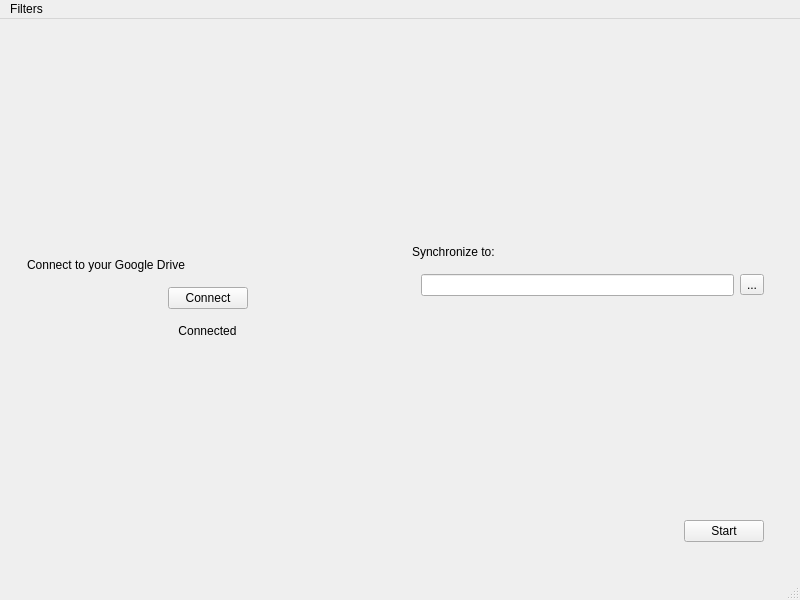
First picture: the form in mainwindow.ui, repository frederikvannoote/gsync, before the edit.
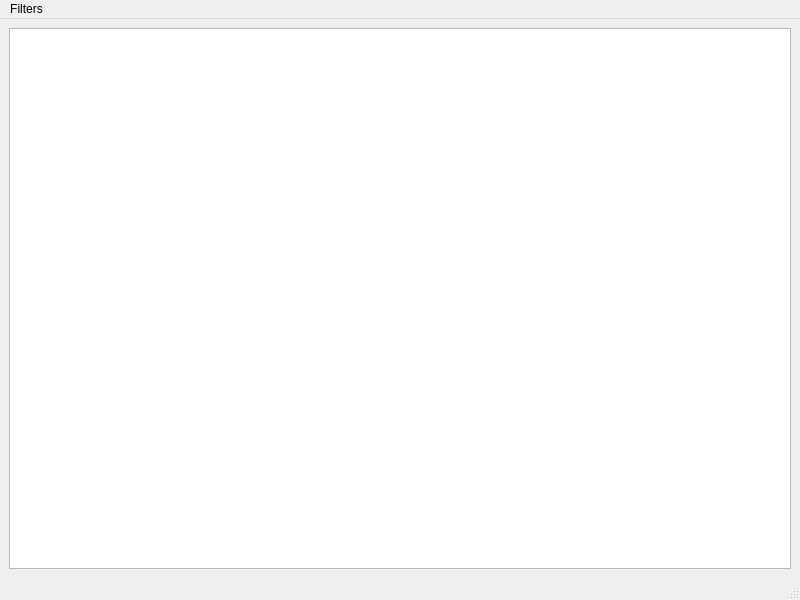
Second picture: the form after the edit. The open tabs and pages were chosen to show the change. Icons and pictures are not drawn.

Commit message: Rework UI to avoid the stacked widget.

The edit to the form file:
```diff
--- a/mainwindow.ui
+++ b/mainwindow.ui
@@ -16,328 +16,7 @@
   <widget class="QWidget" name="centralwidget">
    <layout class="QVBoxLayout" name="verticalLayout">
     <item>
-     <widget class="QStackedWidget" name="stackedWidget">
-      <property name="currentIndex">
-       <number>2</number>
-      </property>
-      <widget class="QWidget" name="config">
-       <layout class="QHBoxLayout" name="horizontalLayout_4">
-        <item>
-         <widget class="QWidget" name="widget_5" native="true">
-          <layout class="QVBoxLayout" name="verticalLayout_3">
-           <item>
-            <spacer name="verticalSpacer">
-             <property name="orientation">
-              <enum>Qt::Orientation::Vertical</enum>
-             </property>
-             <property name="sizeHint" stdset="0">
-              <size>
-               <width>20</width>
-               <height>221</height>
-              </size>
-             </property>
-            </spacer>
-           </item>
-           <item>
-            <widget class="QLabel" name="label_2">
-             <property name="text">
-              <string>Connect to your Google Drive</string>
-             </property>
-            </widget>
-           </item>
-           <item>
-            <widget class="QWidget" name="widget_7" native="true">
-             <layout class="QHBoxLayout" name="horizontalLayout_5">
-              <item>
-               <spacer name="horizontalSpacer_5">
-                <property name="orientation">
-                 <enum>Qt::Orientation::Horizontal</enum>
-                </property>
-                <property name="sizeHint" stdset="0">
-                 <size>
-                  <width>40</width>
-                  <height>20</height>
-                 </size>
-                </property>
-               </spacer>
-              </item>
-              <item>
-               <widget class="QPushButton" name="connect">
-                <property name="text">
-                 <string>Connect</string>
-                </property>
-               </widget>
-              </item>
-              <item>
-               <spacer name="horizontalSpacer_6">
-                <property name="orientation">
-                 <enum>Qt::Orientation::Horizontal</enum>
-                </property>
-                <property name="sizeHint" stdset="0">
-                 <size>
-                  <width>40</width>
-                  <height>20</height>
-                 </size>
-                </property>
-               </spacer>
-              </item>
-             </layout>
-            </widget>
-           </item>
-           <item>
-            <widget class="QLabel" name="connectStatus">
-             <property name="text">
-              <string>Connected</string>
-             </property>
-             <property name="alignment">
-              <set>Qt::AlignmentFlag::AlignCenter</set>
-             </property>
-            </widget>
-           </item>
-           <item>
-            <spacer name="verticalSpacer_4">
-             <property name="orientation">
-              <enum>Qt::Orientation::Vertical</enum>
-             </property>
-             <property name="sizeHint" stdset="0">
-              <size>
-               <width>20</width>
-               <height>221</height>
-              </size>
-             </property>
-            </spacer>
-           </item>
-          </layout>
-         </widget>
-        </item>
-        <item>
-         <widget class="QWidget" name="widget_6" native="true">
-          <layout class="QVBoxLayout" name="verticalLayout_4">
-           <item>
-            <spacer name="verticalSpacer_6">
-             <property name="orientation">
-              <enum>Qt::Orientation::Vertical</enum>
-             </property>
-             <property name="sizeHint" stdset="0">
-              <size>
-               <width>20</width>
-               <height>209</height>
-              </size>
-             </property>
-            </spacer>
-           </item>
-           <item>
-            <widget class="QLabel" name="label_3">
-             <property name="text">
-              <string>Synchronize to:</string>
-             </property>
-            </widget>
-           </item>
-           <item>
-            <widget class="QWidget" name="widget_8" native="true">
-             <layout class="QHBoxLayout" name="horizontalLayout_6">
-              <item>
-               <widget class="QLineEdit" name="dirEdit"/>
-              </item>
-              <item>
-               <widget class="QToolButton" name="dirSelect">
-                <property name="text">
-                 <string>...</string>
-                </property>
-               </widget>
-              </item>
-             </layout>
-            </widget>
-           </item>
-           <item>
-            <spacer name="verticalSpacer_5">
-             <property name="orientation">
-              <enum>Qt::Orientation::Vertical</enum>
-             </property>
-             <property name="sizeHint" stdset="0">
-              <size>
-               <width>20</width>
-               <height>209</height>
-              </size>
-             </property>
-            </spacer>
-           </item>
-           <item>
-            <widget class="QWidget" name="widget_9" native="true">
-             <layout class="QHBoxLayout" name="horizontalLayout_7">
-              <item>
-               <spacer name="horizontalSpacer_7">
-                <property name="orientation">
-                 <enum>Qt::Orientation::Horizontal</enum>
-                </property>
-                <property name="sizeHint" stdset="0">
-                 <size>
-                  <width>40</width>
-                  <height>20</height>
-                 </size>
-                </property>
-               </spacer>
-              </item>
-              <item>
-               <widget class="QPushButton" name="start">
-                <property name="text">
-                 <string>Start</string>
-                </property>
-               </widget>
-              </item>
-             </layout>
-            </widget>
-           </item>
-          </layout>
-         </widget>
-        </item>
-       </layout>
-      </widget>
-      <widget class="QWidget" name="discovery">
-       <layout class="QVBoxLayout" name="verticalLayout_2">
-        <item>
-         <spacer name="verticalSpacer_3">
-          <property name="orientation">
-           <enum>Qt::Orientation::Vertical</enum>
-          </property>
-          <property name="sizeHint" stdset="0">
-           <size>
-            <width>20</width>
-            <height>206</height>
-           </size>
-          </property>
-         </spacer>
-        </item>
-        <item>
-         <widget class="QLabel" name="label">
-          <property name="text">
-           <string>Discovering Google Drive</string>
-          </property>
-          <property name="alignment">
-           <set>Qt::AlignmentFlag::AlignCenter</set>
-          </property>
-         </widget>
-        </item>
-        <item>
-         <widget class="QWidget" name="widget" native="true">
-          <layout class="QHBoxLayout" name="horizontalLayout">
-           <item>
-            <spacer name="horizontalSpacer">
-             <property name="orientation">
-              <enum>Qt::Orientation::Horizontal</enum>
-             </property>
-             <property name="sizeHint" stdset="0">
-              <size>
-               <width>40</width>
-               <height>20</height>
-              </size>
-             </property>
-            </spacer>
-           </item>
-           <item>
-            <widget class="QProgressBar" name="progressBar">
-             <property name="maximum">
-              <number>0</number>
-             </property>
-             <property name="value">
-              <number>-1</number>
-             </property>
-             <property name="textVisible">
-              <bool>false</bool>
-             </property>
-             <property name="invertedAppearance">
-              <bool>false</bool>
-             </property>
-            </widget>
-           </item>
-           <item>
-            <spacer name="horizontalSpacer_2">
-             <property name="orientation">
-              <enum>Qt::Orientation::Horizontal</enum>
-             </property>
-             <property name="sizeHint" stdset="0">
-              <size>
-               <width>40</width>
-               <height>20</height>
-              </size>
-             </property>
-            </spacer>
-           </item>
-          </layout>
-         </widget>
-        </item>
-        <item>
-         <widget class="QLabel" name="numberOfFiles">
-          <property name="text">
-           <string>Found 0 files</string>
-          </property>
-          <property name="alignment">
-           <set>Qt::AlignmentFlag::AlignCenter</set>
-          </property>
-         </widget>
-        </item>
-        <item>
-         <widget class="QWidget" name="widget_2" native="true">
-          <layout class="QHBoxLayout" name="horizontalLayout_2">
-           <item>
-            <spacer name="horizontalSpacer_3">
-             <property name="orientation">
-              <enum>Qt::Orientation::Horizontal</enum>
-             </property>
-             <property name="sizeHint" stdset="0">
-              <size>
-               <width>40</width>
-               <height>20</height>
-              </size>
-             </property>
-            </spacer>
-           </item>
-           <item>
-            <widget class="QPushButton" name="cancel">
-             <property name="text">
-              <string>Cancel</string>
-             </property>
-            </widget>
-           </item>
-           <item>
-            <spacer name="horizontalSpacer_4">
-             <property name="orientation">
-              <enum>Qt::Orientation::Horizontal</enum>
-             </property>
-             <property name="sizeHint" stdset="0">
-              <size>
-               <width>40</width>
-               <height>20</height>
-              </size>
-             </property>
-            </spacer>
-           </item>
-          </layout>
-         </widget>
-        </item>
-        <item>
-         <spacer name="verticalSpacer_2">
-          <property name="orientation">
-           <enum>Qt::Orientation::Vertical</enum>
-          </property>
-          <property name="sizeHint" stdset="0">
-           <size>
-            <width>20</width>
-            <height>206</height>
-           </size>
-          </property>
-         </spacer>
-        </item>
-       </layout>
-      </widget>
-      <widget class="QWidget" name="sync">
-       <layout class="QVBoxLayout" name="verticalLayout_5">
-        <item>
-         <widget class="QTableView" name="tableView"/>
-        </item>
-       </layout>
-      </widget>
-     </widget>
+     <widget class="QTableView" name="tableView"/>
     </item>
    </layout>
   </widget>
```
Left out of the diff: 15 changed lines with no effect on the pictures. The commit also changes 27 other files.
